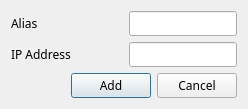
Above: slm_machine/addBuddy.ui from mahdiattarbashi/slmmachine before the change. Below: the same form after it.
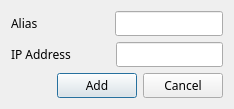
That is the form after the change. Icons and pictures are not drawn.

The edit to the form file:
```diff
--- a/slm_machine/addBuddy.ui
+++ b/slm_machine/addBuddy.ui
@@ -8,9 +8,9 @@
   <property name="geometry">
    <rect>
     <x>0</x>
-    <y>3</y>
-    <width>248</width>
-    <height>107</height>
+    <y>1</y>
+    <width>234</width>
+    <height>105</height>
    </rect>
   </property>
   <property name="sizePolicy">
```
Left out of the diff: 8 changed lines with no effect on the pictures.
